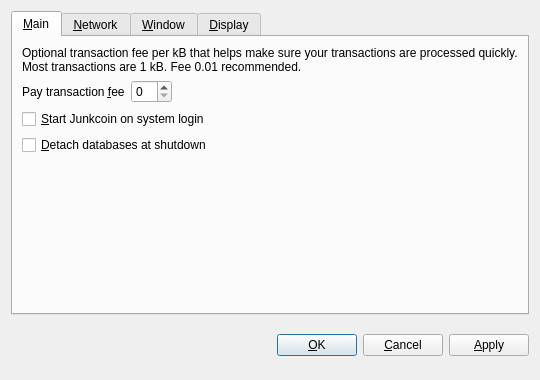
Old version of the form src/qt/forms/optionsdialog.ui in the repository HFenter/SquidCoin.
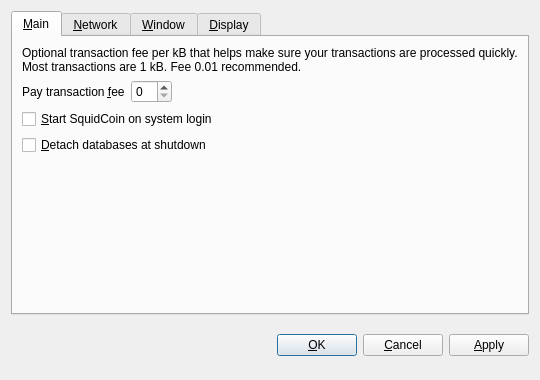
New version of the form. The open tabs and pages were chosen to show the change. Custom widgets are drawn as their Qt base class.

Commit message:
First True SquidCoin Build
Actually SquidCoin Now, not just a broken fork...

Diff of the .ui file:
```diff
--- a/src/qt/forms/optionsdialog.ui
+++ b/src/qt/forms/optionsdialog.ui
@@ -82,7 +82,7 @@
           <string>Automatically start Junkcoin after logging in to the system.</string>
          </property>
          <property name="text">
-          <string>&amp;Start Junkcoin on system login</string>
+          <string>&amp;Start SquidCoin on system login</string>
          </property>
         </widget>
        </item>
```
Left out of the diff: 10 changed lines with no effect on the pictures. The commit also changes 42 other files.
